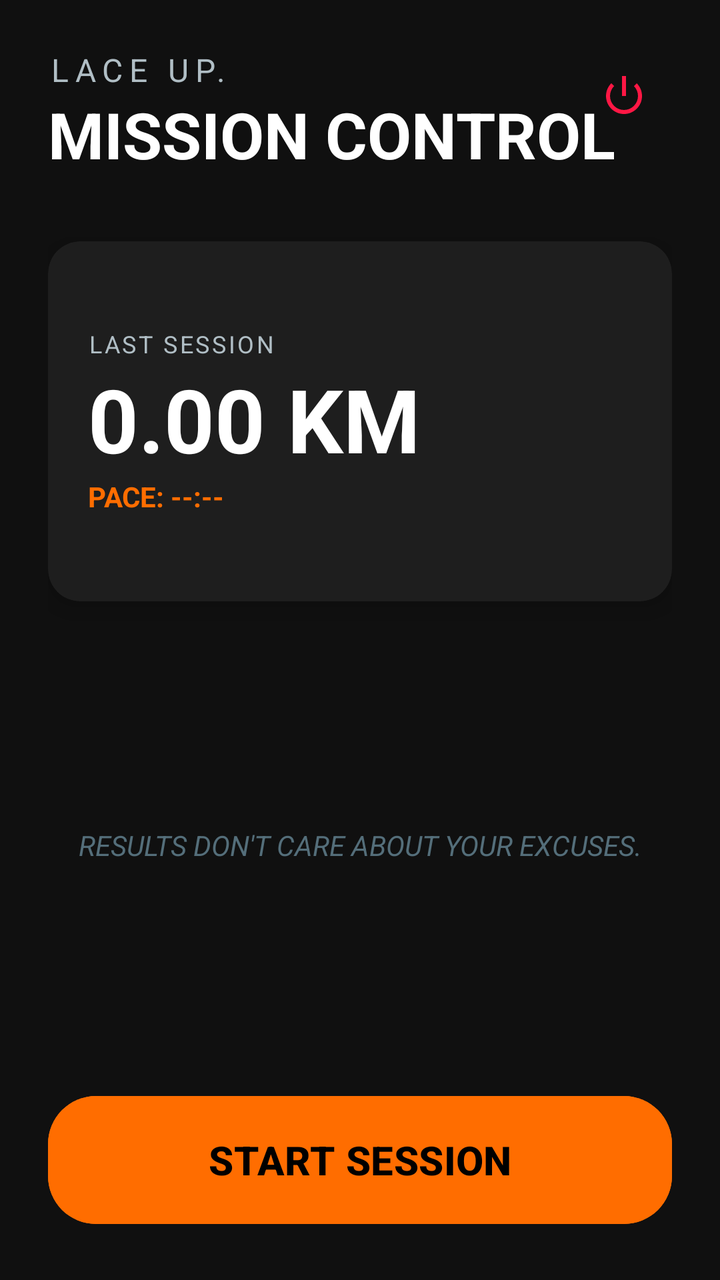
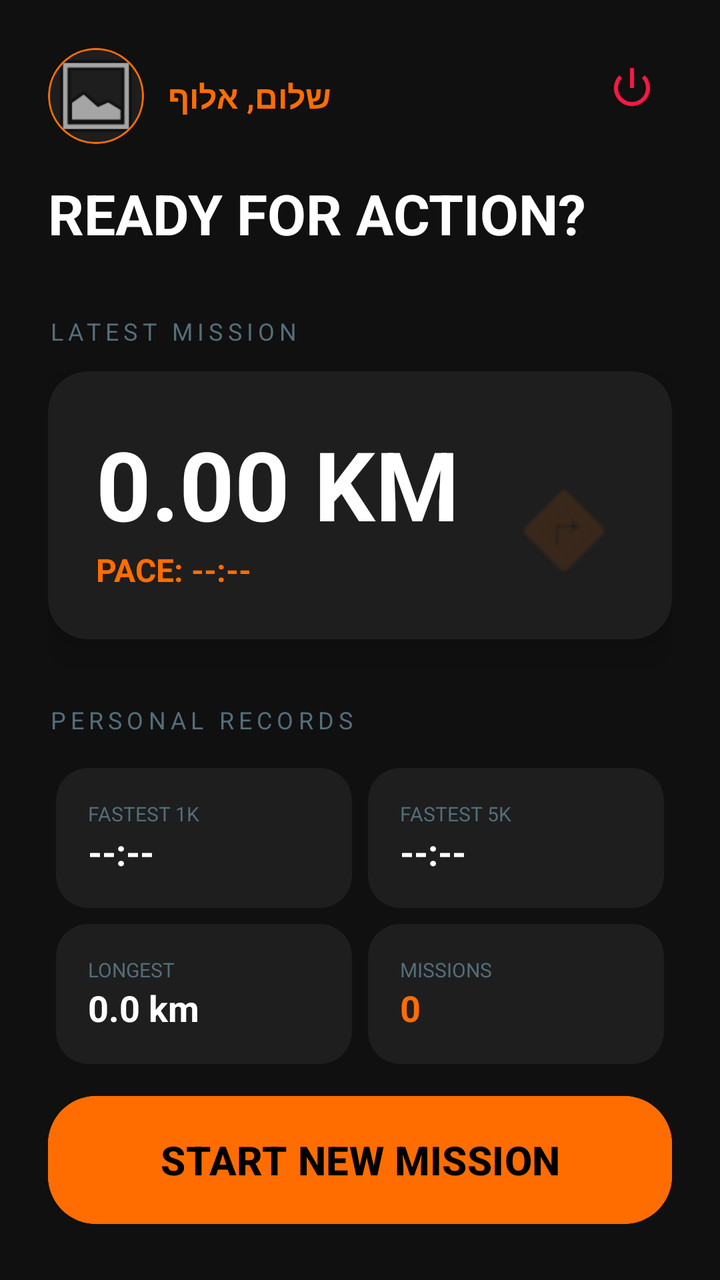

Two renders of the same Android screen: before a commit and after it. Below are the layout's source before the change and the commit's diff.
<!-- AndroidManifest.xml: application theme Theme.Dudi_Project -->
<!-- res/layout/fragment_dashboard.xml -->
<?xml version="1.0" encoding="utf-8"?>
<androidx.constraintlayout.widget.ConstraintLayout xmlns:android="http://schemas.android.com/apk/res/android"
    xmlns:app="http://schemas.android.com/apk/res-auto"
    android:layout_width="match_parent"
    android:layout_height="match_parent"
    android:background="@color/bg_deep_dark"
    android:padding="24dp">

    
    <TextView
        android:id="@+id/tv_welcome"
        android:layout_width="wrap_content"
        android:layout_height="wrap_content"
        android:text="@string/welcome_back"
        android:textColor="@color/text_medium_emphasis"
        android:textSize="16sp"
        android:letterSpacing="0.2"
        app:layout_constraintTop_toTopOf="parent"
        app:layout_constraintStart_toStartOf="parent" />

    <TextView
        android:id="@+id/tv_title"
        android:layout_width="wrap_content"
        android:layout_height="wrap_content"
        android:text="@string/dashboard_title"
        android:textColor="@color/text_high_emphasis"
        android:textSize="32sp"
        android:textStyle="bold"
        app:layout_constraintTop_toBottomOf="@id/tv_welcome"
        app:layout_constraintStart_toStartOf="parent" />

    <ImageButton
        android:id="@+id/btn_logout"
        android:layout_width="48dp"
        android:layout_height="48dp"
        android:background="?attr/selectableItemBackgroundBorderless"
        android:src="@android:drawable/ic_lock_power_off"
        app:tint="@color/primary_electric_red"
        app:layout_constraintTop_toTopOf="parent"
        app:layout_constraintEnd_toEndOf="parent" />

    
    <com.google.android.material.card.MaterialCardView
        android:id="@+id/card_stats"
        android:layout_width="match_parent"
        android:layout_height="180dp"
        android:layout_marginTop="32dp"
        app:cardBackgroundColor="@color/bg_card"
        app:cardCornerRadius="16dp"
        app:cardElevation="8dp"
        app:strokeWidth="0dp"
        app:layout_constraintTop_toBottomOf="@id/tv_title">

        <LinearLayout
            android:layout_width="match_parent"
            android:layout_height="match_parent"
            android:orientation="vertical"
            android:padding="20dp"
            android:gravity="center_vertical">
            
            <TextView
                android:layout_width="wrap_content"
                android:layout_height="wrap_content"
                android:text="LAST SESSION"
                android:textColor="@color/text_medium_emphasis"
                android:textSize="12sp"
                android:letterSpacing="0.1"/>
            
            <TextView
                android:id="@+id/tv_dash_last_distance"
                android:layout_width="wrap_content"
                android:layout_height="wrap_content"
                android:text="0.00 KM"
                android:textColor="@color/white"
                android:textSize="44sp"
                android:textStyle="bold"/>
                
            <TextView
                android:id="@+id/tv_dash_last_pace"
                android:layout_width="wrap_content"
                android:layout_height="wrap_content"
                android:text="PACE: --:--"
                android:textColor="@color/primary_neon_orange"
                android:textSize="14sp"
                android:textStyle="bold"/>
        </LinearLayout>
    </com.google.android.material.card.MaterialCardView>

    
    <TextView
        android:id="@+id/tv_quote"
        android:layout_width="match_parent"
        android:layout_height="wrap_content"
        android:text="RESULTS DON'T CARE ABOUT YOUR EXCUSES."
        android:textColor="@color/text_disabled"
        android:textSize="14sp"
        android:gravity="center"
        android:textStyle="italic"
        app:layout_constraintTop_toBottomOf="@id/card_stats"
        app:layout_constraintBottom_toTopOf="@id/btn_start_run" />

    
    <com.google.android.material.button.MaterialButton
        android:id="@+id/btn_start_run"
        style="@style/Widget.App.Button.Pill"
        android:layout_width="match_parent"
        android:layout_height="72dp"
        android:text="@string/start_run"
        android:textSize="20sp"
        android:backgroundTint="@color/primary_neon_orange"
        android:textColor="@color/black"
        app:elevation="12dp"
        app:layout_constraintBottom_toBottomOf="parent"
        app:layout_constraintStart_toStartOf="parent"
        app:layout_constraintEnd_toEndOf="parent" />

</androidx.constraintlayout.widget.ConstraintLayout>
<!-- resources referenced by this layout -->
<resources>
  <color name="bg_card">#1E1E1E</color>
  <color name="bg_deep_dark">#101010</color>
  <color name="black">#000000</color>
  <color name="primary_electric_red">#FF1744</color>
  <color name="primary_neon_orange">#FF6D00</color>
  <color name="text_disabled">#546E7A</color>
  <color name="text_high_emphasis">#FFFFFF</color>
  <color name="text_medium_emphasis">#B0BEC5</color>
  <color name="white">#FFFFFF</color>
  <string name="dashboard_title">MISSION CONTROL</string>
  <string name="start_run">START SESSION</string>
  <string name="welcome_back">LACE UP.</string>
  <style name="Widget.App.Button.Pill" parent="Widget.Material3.Button">
          <item name="shapeAppearance">@style/ShapeAppearance.App.Pill</item>
          <item name="android:paddingTop">16dp</item>
          <item name="android:paddingBottom">16dp</item>
          <item name="android:textAllCaps">true</item>
          <item name="android:textStyle">bold</item>
      </style>
  <style name="Theme.Dudi_Project" parent="Theme.Material3.DayNight.NoActionBar">
          
          <item name="colorPrimary">@color/primary_neon_orange</item>
          <item name="colorOnPrimary">@color/black</item>
          <item name="colorPrimaryContainer">@color/primary_neon_glow</item>
          
          
          <item name="colorSecondary">@color/secondary_steel</item>
          <item name="colorOnSecondary">@color/white</item>
          
          
          <item name="android:statusBarColor">@color/bg_deep_dark</item>
          <item name="android:navigationBarColor">@color/bg_deep_dark</item>
  
          
          <item name="android:windowBackground">@color/bg_deep_dark</item>
          
          
          <item name="materialButtonStyle">@style/Widget.App.Button.Pill</item>
      </style>
  <style name="ShapeAppearance.App.Pill" parent="ShapeAppearance.Material3.MediumComponent">
          <item name="cornerFamily">rounded</item>
          <item name="cornerSize">24dp</item>
      </style>
  <color name="primary_neon_glow">#4DFF6D00</color>
  <color name="secondary_steel">#455A64</color>
</resources>

<!-- the commit's change to res/layout/fragment_dashboard.xml (unified diff, before → after) -->
@@ -1,117 +1,256 @@
 <?xml version="1.0" encoding="utf-8"?>
-<androidx.constraintlayout.widget.ConstraintLayout xmlns:android="http://schemas.android.com/apk/res/android"
+<androidx.core.widget.NestedScrollView xmlns:android="http://schemas.android.com/apk/res/android"
     xmlns:app="http://schemas.android.com/apk/res-auto"
     android:layout_width="match_parent"
     android:layout_height="match_parent"
     android:background="@color/bg_deep_dark"
-    android:padding="24dp">
-
-    
-    <TextView
-        android:id="@+id/tv_welcome"
-        android:layout_width="wrap_content"
-        android:layout_height="wrap_content"
-        android:text="@string/welcome_back"
-        android:textColor="@color/text_medium_emphasis"
-        android:textSize="16sp"
-        android:letterSpacing="0.2"
-        app:layout_constraintTop_toTopOf="parent"
-        app:layout_constraintStart_toStartOf="parent" />
-
-    <TextView
-        android:id="@+id/tv_title"
-        android:layout_width="wrap_content"
-        android:layout_height="wrap_content"
-        android:text="@string/dashboard_title"
-        android:textColor="@color/text_high_emphasis"
-        android:textSize="32sp"
-        android:textStyle="bold"
-        app:layout_constraintTop_toBottomOf="@id/tv_welcome"
-        app:layout_constraintStart_toStartOf="parent" />
-
-    <ImageButton
-        android:id="@+id/btn_logout"
-        android:layout_width="48dp"
-        android:layout_height="48dp"
-        android:background="?attr/selectableItemBackgroundBorderless"
-        android:src="@android:drawable/ic_lock_power_off"
-        app:tint="@color/primary_electric_red"
-        app:layout_constraintTop_toTopOf="parent"
-        app:layout_constraintEnd_toEndOf="parent" />
-
-    
-    <com.google.android.material.card.MaterialCardView
-        android:id="@+id/card_stats"
-        android:layout_width="match_parent"
-        android:layout_height="180dp"
-        android:layout_marginTop="32dp"
-        app:cardBackgroundColor="@color/bg_card"
-        app:cardCornerRadius="16dp"
-        app:cardElevation="8dp"
-        app:strokeWidth="0dp"
-        app:layout_constraintTop_toBottomOf="@id/tv_title">
-
-        <LinearLayout
-            android:layout_width="match_parent"
-            android:layout_height="match_parent"
-            android:orientation="vertical"
-            android:padding="20dp"
-            android:gravity="center_vertical">
-            
-            <TextView
-                android:layout_width="wrap_content"
-                android:layout_height="wrap_content"
-                android:text="LAST SESSION"
-                android:textColor="@color/text_medium_emphasis"
-                android:textSize="12sp"
-                android:letterSpacing="0.1"/>
-            
-            <TextView
-                android:id="@+id/tv_dash_last_distance"
-                android:layout_width="wrap_content"
-                android:layout_height="wrap_content"
-                android:text="0.00 KM"
-                android:textColor="@color/white"
-                android:textSize="44sp"
-                android:textStyle="bold"/>
-                
-            <TextView
-                android:id="@+id/tv_dash_last_pace"
-                android:layout_width="wrap_content"
-                android:layout_height="wrap_content"
-                android:text="PACE: --:--"
-                android:textColor="@color/primary_neon_orange"
-                android:textSize="14sp"
-                android:textStyle="bold"/>
-        </LinearLayout>
-    </com.google.android.material.card.MaterialCardView>
-
-    
-    <TextView
-        android:id="@+id/tv_quote"
+    android:fillViewport="true">
+
+    <androidx.constraintlayout.widget.ConstraintLayout
         android:layout_width="match_parent"
         android:layout_height="wrap_content"
-        android:text="RESULTS DON'T CARE ABOUT YOUR EXCUSES."
-        android:textColor="@color/text_disabled"
-        android:textSize="14sp"
-        android:gravity="center"
-        android:textStyle="italic"
-        app:layout_constraintTop_toBottomOf="@id/card_stats"
-        app:layout_constraintBottom_toTopOf="@id/btn_start_run" />
-
-    
-    <com.google.android.material.button.MaterialButton
-        android:id="@+id/btn_start_run"
-        style="@style/Widget.App.Button.Pill"
-        android:layout_width="match_parent"
-        android:layout_height="72dp"
-        android:text="@string/start_run"
-        android:textSize="20sp"
-        android:backgroundTint="@color/primary_neon_orange"
-        android:textColor="@color/black"
-        app:elevation="12dp"
-        app:layout_constraintBottom_toBottomOf="parent"
-        app:layout_constraintStart_toStartOf="parent"
-        app:layout_constraintEnd_toEndOf="parent" />
-
-</androidx.constraintlayout.widget.ConstraintLayout>
+        android:padding="24dp">
+
+        
+        <com.google.android.material.card.MaterialCardView
+            android:id="@+id/card_small_profile"
+            android:layout_width="48dp"
+            android:layout_height="48dp"
+            app:cardCornerRadius="24dp"
+            app:cardBackgroundColor="@color/bg_card"
+            app:strokeColor="@color/primary_neon_orange"
+            app:strokeWidth="1dp"
+            app:layout_constraintTop_toTopOf="parent"
+            app:layout_constraintStart_toStartOf="parent">
+            <ImageView
+                android:id="@+id/iv_small_profile_pic"
+                android:layout_width="match_parent"
+                android:layout_height="match_parent"
+                android:scaleType="centerCrop"
+                android:src="@android:drawable/ic_menu_gallery" />
+        </com.google.android.material.card.MaterialCardView>
+
+        <TextView
+            android:id="@+id/tv_welcome"
+            android:layout_width="wrap_content"
+            android:layout_height="wrap_content"
+            android:text="שלום, אלוף"
+            android:textColor="@color/primary_neon_orange"
+            android:textSize="16sp"
+            android:textStyle="bold"
+            android:layout_marginStart="12dp"
+            app:layout_constraintTop_toTopOf="@id/card_small_profile"
+            app:layout_constraintBottom_toBottomOf="@id/card_small_profile"
+            app:layout_constraintStart_toEndOf="@id/card_small_profile" />
+
+        <ImageButton
+            android:id="@+id/btn_logout"
+            android:layout_width="40dp"
+            android:layout_height="40dp"
+            android:background="?attr/selectableItemBackgroundBorderless"
+            android:src="@android:drawable/ic_lock_power_off"
+            app:tint="@color/primary_electric_red"
+            app:layout_constraintTop_toTopOf="parent"
+            app:layout_constraintEnd_toEndOf="parent" />
+
+        <TextView
+            android:id="@+id/tv_title"
+            android:layout_width="wrap_content"
+            android:layout_height="wrap_content"
+            android:text="READY FOR ACTION?"
+            android:textColor="@color/white"
+            android:textSize="28sp"
+            android:textStyle="bold"
+            android:layout_marginTop="16dp"
+            app:layout_constraintTop_toBottomOf="@id/card_small_profile"
+            app:layout_constraintStart_toStartOf="parent" />
+
+        
+        <TextView
+            android:id="@+id/tv_label_last"
+            android:layout_width="wrap_content"
+            android:layout_height="wrap_content"
+            android:text="LATEST MISSION"
+            android:textColor="@color/text_disabled"
+            android:textSize="12sp"
+            android:layout_marginTop="32dp"
+            android:letterSpacing="0.2"
+            app:layout_constraintTop_toBottomOf="@id/tv_title"
+            app:layout_constraintStart_toStartOf="parent" />
+
+        <com.google.android.material.card.MaterialCardView
+            android:id="@+id/card_stats"
+            android:layout_width="match_parent"
+            android:layout_height="wrap_content"
+            android:layout_marginTop="12dp"
+            app:cardBackgroundColor="@color/bg_card"
+            app:cardCornerRadius="20dp"
+            app:cardElevation="12dp"
+            app:strokeWidth="0dp"
+            app:layout_constraintTop_toBottomOf="@id/tv_label_last">
+
+            <androidx.constraintlayout.widget.ConstraintLayout
+                android:layout_width="match_parent"
+                android:layout_height="wrap_content"
+                android:padding="24dp">
+
+                <TextView
+                    android:id="@+id/tv_dash_last_distance"
+                    android:layout_width="wrap_content"
+                    android:layout_height="wrap_content"
+                    android:text="0.00 KM"
+                    android:textColor="@color/white"
+                    android:textSize="48sp"
+                    android:textStyle="bold"
+                    app:layout_constraintTop_toTopOf="parent"
+                    app:layout_constraintStart_toStartOf="parent" />
+
+                <TextView
+                    android:id="@+id/tv_dash_last_pace"
+                    android:layout_width="wrap_content"
+                    android:layout_height="wrap_content"
+                    android:text="PACE: --:--"
+                    android:textColor="@color/primary_neon_orange"
+                    android:textSize="16sp"
+                    android:textStyle="bold"
+                    app:layout_constraintTop_toBottomOf="@id/tv_dash_last_distance"
+                    app:layout_constraintStart_toStartOf="parent" />
+
+                <ImageView
+                    android:layout_width="60dp"
+                    android:layout_height="60dp"
+                    android:src="@android:drawable/ic_menu_directions"
+                    app:tint="#33FF6D00"
+                    app:layout_constraintBottom_toBottomOf="parent"
+                    app:layout_constraintEnd_toEndOf="parent" />
+
+            </androidx.constraintlayout.widget.ConstraintLayout>
+        </com.google.android.material.card.MaterialCardView>
+
+        
+        <TextView
+            android:id="@+id/tv_label_records"
+            android:layout_width="wrap_content"
+            android:layout_height="wrap_content"
+            android:text="PERSONAL RECORDS"
+            android:textColor="@color/text_disabled"
+            android:textSize="12sp"
+            android:layout_marginTop="32dp"
+            android:letterSpacing="0.2"
+            app:layout_constraintTop_toBottomOf="@id/card_stats"
+            app:layout_constraintStart_toStartOf="parent" />
+
+        <GridLayout
+            android:id="@+id/gl_records"
+            android:layout_width="match_parent"
+            android:layout_height="wrap_content"
+            android:layout_marginTop="12dp"
+            android:columnCount="2"
+            android:alignmentMode="alignMargins"
+            app:layout_constraintTop_toBottomOf="@id/tv_label_records">
+
+            <com.google.android.material.card.MaterialCardView
+                android:layout_width="0dp"
+                android:layout_height="wrap_content"
+                android:layout_columnWeight="1"
+                android:layout_margin="4dp"
+                app:cardBackgroundColor="@color/bg_card"
+                app:cardCornerRadius="16dp"
+                app:strokeWidth="0dp">
+                <LinearLayout
+                    android:layout_width="match_parent"
+                    android:layout_height="wrap_content"
+                    android:orientation="vertical"
+                    android:padding="16dp">
+                    <TextView android:layout_width="wrap_content" android:layout_height="wrap_content" android:text="FASTEST 1K" android:textColor="@color/text_disabled" android:textSize="10sp"/>
+                    <TextView android:id="@+id/tv_record_1k" android:layout_width="wrap_content" android:layout_height="wrap_content" android:text="--:--" android:textColor="@color/white" android:textSize="18sp" android:textStyle="bold"/>
+                </LinearLayout>
+            </com.google.android.material.card.MaterialCardView>
+
+            <com.google.android.material.card.MaterialCardView
+                android:layout_width="0dp"
+                android:layout_height="wrap_content"
+                android:layout_columnWeight="1"
+                android:layout_margin="4dp"
+                app:cardBackgroundColor="@color/bg_card"
+                app:cardCornerRadius="16dp"
+                app:strokeWidth="0dp">
+                <LinearLayout
+                    android:layout_width="match_parent"
+                    android:layout_height="wrap_content"
+                    android:orientation="vertical"
+                    android:padding="16dp">
+                    <TextView android:layout_width="wrap_content" android:layout_height="wrap_content" android:text="FASTEST 5K" android:textColor="@color/text_disabled" android:textSize="10sp"/>
+                    <TextView android:id="@+id/tv_record_5k" android:layout_width="wrap_content" android:layout_height="wrap_content" android:text="--:--" android:textColor="@color/white" android:textSize="18sp" android:textStyle="bold"/>
+                </LinearLayout>
+            </com.google.android.material.card.MaterialCardView>
+
+            <com.google.android.material.card.MaterialCardView
+                android:layout_width="0dp"
+                android:layout_height="wrap_content"
+                android:layout_columnWeight="1"
+                android:layout_margin="4dp"
+                app:cardBackgroundColor="@color/bg_card"
+                app:cardCornerRadius="16dp"
+                app:strokeWidth="0dp">
+                <LinearLayout
+                    android:layout_width="match_parent"
+                    android:layout_height="wrap_content"
+                    android:orientation="vertical"
+                    android:padding="16dp">
+                    <TextView android:layout_width="wrap_content" android:layout_height="wrap_content" android:text="LONGEST" android:textColor="@color/text_disabled" android:textSize="10sp"/>
+                    <TextView android:id="@+id/tv_record_longest" android:layout_width="wrap_content" android:layout_height="wrap_content" android:text="0.0 km" android:textColor="@color/white" android:textSize="18sp" android:textStyle="bold"/>
+                </LinearLayout>
+            </com.google.android.material.card.MaterialCardView>
+
+            <com.google.android.material.card.MaterialCardView
+                android:layout_width="0dp"
+                android:layout_height="wrap_content"
+                android:layout_columnWeight="1"
+                android:layout_margin="4dp"
+                app:cardBackgroundColor="@color/bg_card"
+                app:cardCornerRadius="16dp"
+                app:strokeWidth="0dp">
+                <LinearLayout
+                    android:layout_width="match_parent"
+                    android:layout_height="wrap_content"
+                    android:orientation="vertical"
+                    android:padding="16dp">
+                    <TextView android:layout_width="wrap_content" android:layout_height="wrap_content" android:text="MISSIONS" android:textColor="@color/text_disabled" android:textSize="10sp"/>
+                    <TextView android:id="@+id/tv_record_count" android:layout_width="wrap_content" android:layout_height="wrap_content" android:text="0" android:textColor="@color/primary_neon_orange" android:textSize="18sp" android:textStyle="bold"/>
+                </LinearLayout>
+            </com.google.android.material.card.MaterialCardView>
+
+        </GridLayout>
+
+        
+        <TextView
+            android:id="@+id/tv_quote"
+            android:layout_width="match_parent"
+            android:layout_height="wrap_content"
+            android:layout_marginTop="40dp"
+            android:layout_marginBottom="100dp"
+            android:text="RESULTS DON'T CARE ABOUT YOUR EXCUSES."
+            android:textColor="@color/text_disabled"
+            android:textSize="12sp"
+            android:gravity="center"
+            android:textStyle="italic"
+            app:layout_constraintTop_toBottomOf="@+id/gl_records" />
+
+        
+        <com.google.android.material.button.MaterialButton
+            android:id="@+id/btn_start_run"
+            style="@style/Widget.App.Button.Pill"
+            android:layout_width="match_parent"
+            android:layout_height="72dp"
+            android:text="START NEW MISSION"
+            android:textSize="20sp"
+            android:backgroundTint="@color/primary_neon_orange"
+            android:textColor="@color/black"
+            app:elevation="12dp"
+            app:layout_constraintBottom_toBottomOf="parent"
+            app:layout_constraintStart_toStartOf="parent"
+            app:layout_constraintEnd_toEndOf="parent" />
+
+    </androidx.constraintlayout.widget.ConstraintLayout>
+</androidx.core.widget.NestedScrollView>
<!-- resource entries referenced after the edit -->
@@ -6,12 +6,7 @@
   <color name="primary_electric_red">#FF1744</color>
   <color name="primary_neon_orange">#FF6D00</color>
   <color name="text_disabled">#546E7A</color>
-  <color name="text_high_emphasis">#FFFFFF</color>
-  <color name="text_medium_emphasis">#B0BEC5</color>
   <color name="white">#FFFFFF</color>
-  <string name="dashboard_title">MISSION CONTROL</string>
-  <string name="start_run">START SESSION</string>
-  <string name="welcome_back">LACE UP.</string>
   <style name="Widget.App.Button.Pill" parent="Widget.Material3.Button">
           <item name="shapeAppearance">@style/ShapeAppearance.App.Pill</item>
           <item name="android:paddingTop">16dp</item>
